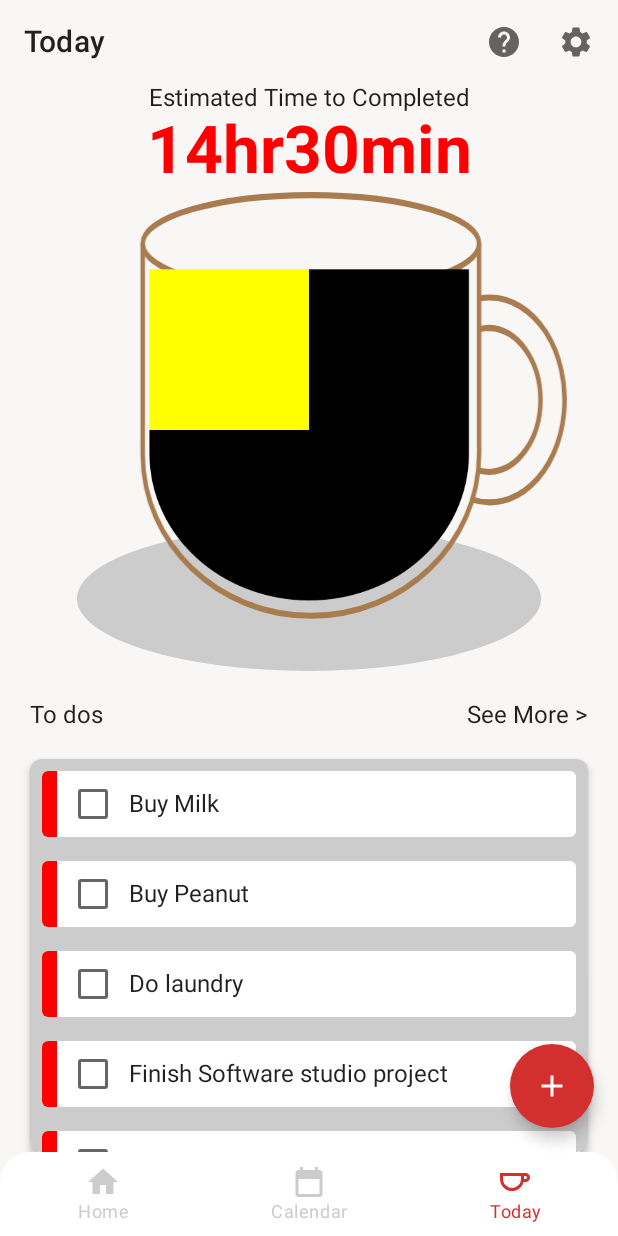
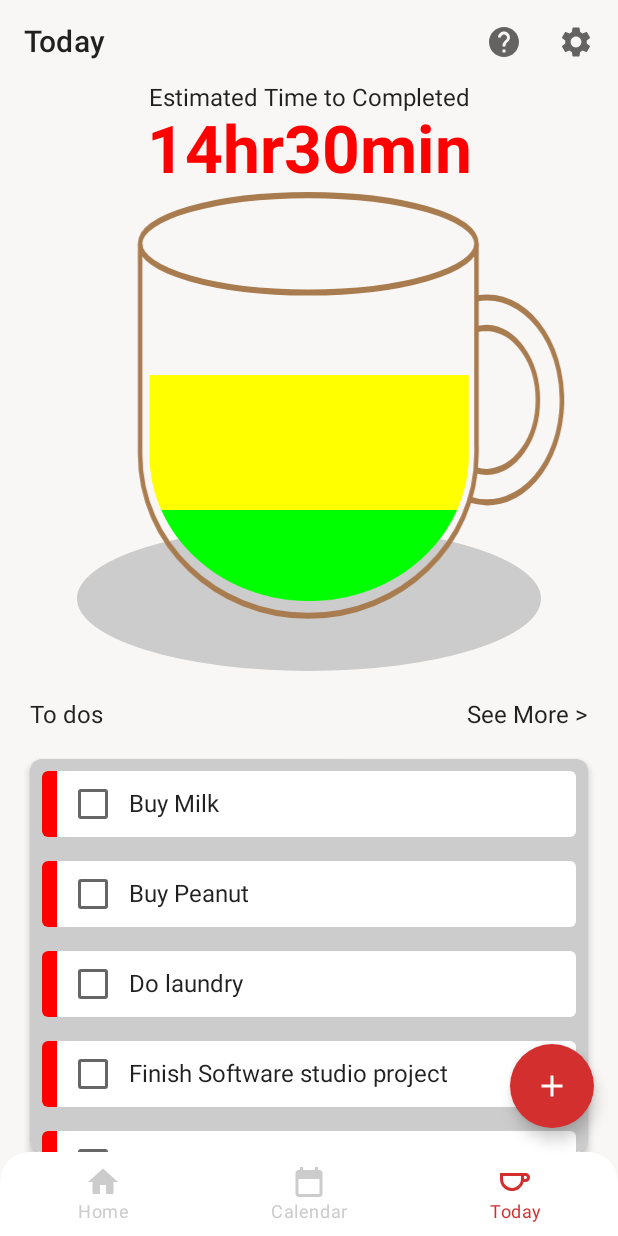
Before and after one commit to jojoclt/Lifeline, an Android app built with Jetpack Compose: the TodayScreen screen opened through its navigation route, on a phone screen of 412 x 824 dp. Run offline under Robolectric (Android 15) with nearby library versions, the phone set to English and light mode, and no system bars; our stand-ins replace Dagger/Hilt's generated code, accompanist, constraintlayout-compose.

Commit message:
Canvas#3

```diff
--- a/app/src/main/java/com/example/lifeline/presentation/today/composables/CanvasCup.kt
+++ b/app/src/main/java/com/example/lifeline/presentation/today/composables/CanvasCup.kt
@@ -11,6 +11,7 @@ import androidx.compose.ui.geometry.Offset
 import androidx.compose.ui.geometry.Size
 import androidx.compose.ui.graphics.BlendMode
 import androidx.compose.ui.graphics.Color
+import androidx.compose.ui.graphics.ColorFilter
 import androidx.compose.ui.graphics.drawscope.DrawScope
 import androidx.compose.ui.graphics.drawscope.scale
 import androidx.compose.ui.graphics.drawscope.translate
@@ -18,6 +19,7 @@ import androidx.compose.ui.graphics.nativeCanvas
 import androidx.compose.ui.platform.LocalConfiguration
 import androidx.compose.ui.platform.LocalContext
 import com.example.lifeline.R
+import com.example.lifeline.presentation.ui.theme.PrimaryColor
 import com.example.lifeline.util.VectorHelper
 
 // https://developer.android.com/reference/android/graphics/BlendMode.html#SRC
@@ -37,31 +39,27 @@ fun CupCanvas() {
             .fillMaxHeight(0.5f)
     ) {
 
-        Canvas(
-            modifier = Modifier.fillMaxSize()
-        ) {
-
+        Canvas(modifier = Modifier.fillMaxSize()) {
             drawOval(
                 color = Color.LightGray,
                 size = Size(size.width, size.height * 0.3f),
                 topLeft = Offset(x = 0f, y = 0.7f * size.height)
             )
-            with(cup) {
-                translate(left = size.width / 18f, block = { draw(size) })
-            }
-        }
-        Canvas(modifier = Modifier.fillMaxSize()) {
             with(drawContext.canvas.nativeCanvas) {
                 val checkPoint = saveLayer(null, null)
                 with(mask) {
                     scale(
                         0.7f,
-                        Offset(size.width / 1.96f, size.height / 1.8f),
-                        block = { draw(size) })
+                        Offset(size.width * 0.51f, size.height * 0.56f),
+                        block = { draw(size, colorFilter = ColorFilter.tint(color = PrimaryColor)) })
                 }
-                drawLiquid(Color.Yellow)
-                drawLiquid(Color.LightGray, offset = Offset(500f,100f))
+                drawLiquid(Color.Yellow, height = 0.78f*size.height)
+                drawLiquid(Color.Green, height = 0.5f*size.height)
+
                 restoreToCount(checkPoint)
+            }
+            with(cup) {
+                translate(left = size.width * 0.05f, block = { draw(size) })
             }
         }
 
@@ -70,11 +68,12 @@ fun CupCanvas() {
 }
 
 
-fun DrawScope.drawLiquid(color: Color, offset: Offset = Offset(0f,0f)) {
+fun DrawScope.drawLiquid(color: Color, y: Float = 0f, height: Float = 0.5f*size.height) {
+    val cupStartOffset = size.height*0.166f + y
     drawRect(
         color = color,
-        topLeft = offset,
-        size = Size(size.width * 0.5f, size.height * 0.5f),
+        topLeft = Offset(0f, cupStartOffset+size.height-height),
+        size = Size(size.width, height),
         blendMode = BlendMode.SrcIn
     )
 }
```
